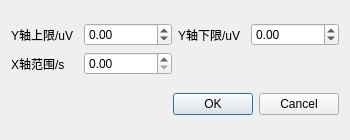
This is LuoDeviceTest/chartsetting.ui in lfsty/LuoDeviceTest as Qt 5 draws it before an edit. The edited form follows.
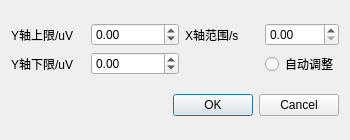
This is the edited form.

What changed in the file:
```diff
--- a/LuoDeviceTest/chartsetting.ui
+++ b/LuoDeviceTest/chartsetting.ui
@@ -28,23 +28,23 @@
   <layout class="QGridLayout" name="gridLayout_2">
    <item row="0" column="0">
     <layout class="QGridLayout" name="gridLayout">
-     <item row="0" column="3">
-      <widget class="QDoubleSpinBox" name="m_doubleSpinBox_ymin">
-       <property name="minimum">
-        <double>-10000000.000000000000000</double>
-       </property>
-       <property name="maximum">
-        <double>10000000.000000000000000</double>
-       </property>
-      </widget>
-     </item>
-     <item row="0" column="2">
+     <item row="1" column="0">
       <widget class="QLabel" name="label_2">
        <property name="text">
         <string>Y轴下限/uV</string>
        </property>
       </widget>
      </item>
+     <item row="1" column="1">
+      <widget class="QDoubleSpinBox" name="m_doubleSpinBox_ymin">
+       <property name="minimum">
+        <double>-10000000.000000000000000</double>
+       </property>
+       <property name="maximum">
+        <double>10000000.000000000000000</double>
+       </property>
+      </widget>
+     </item>
      <item row="0" column="1">
       <widget class="QDoubleSpinBox" name="m_doubleSpinBox_ymax">
        <property name="minimum">
@@ -62,16 +62,23 @@
        </property>
       </widget>
      </item>
-     <item row="1" column="0">
+     <item row="0" column="2">
       <widget class="QLabel" name="label_3">
        <property name="text">
         <string>X轴范围/s</string>
        </property>
       </widget>
      </item>
-     <item row="1" column="1">
+     <item row="0" column="3">
       <widget class="QDoubleSpinBox" name="m_doubleSpinBox_xrange"/>
      </item>
+     <item row="1" column="3">
+      <widget class="QRadioButton" name="m_radioButton_chart_autoadjust">
+       <property name="text">
+        <string>自动调整</string>
+       </property>
+      </widget>
+     </item>
     </layout>
    </item>
    <item row="1" column="0">
```
